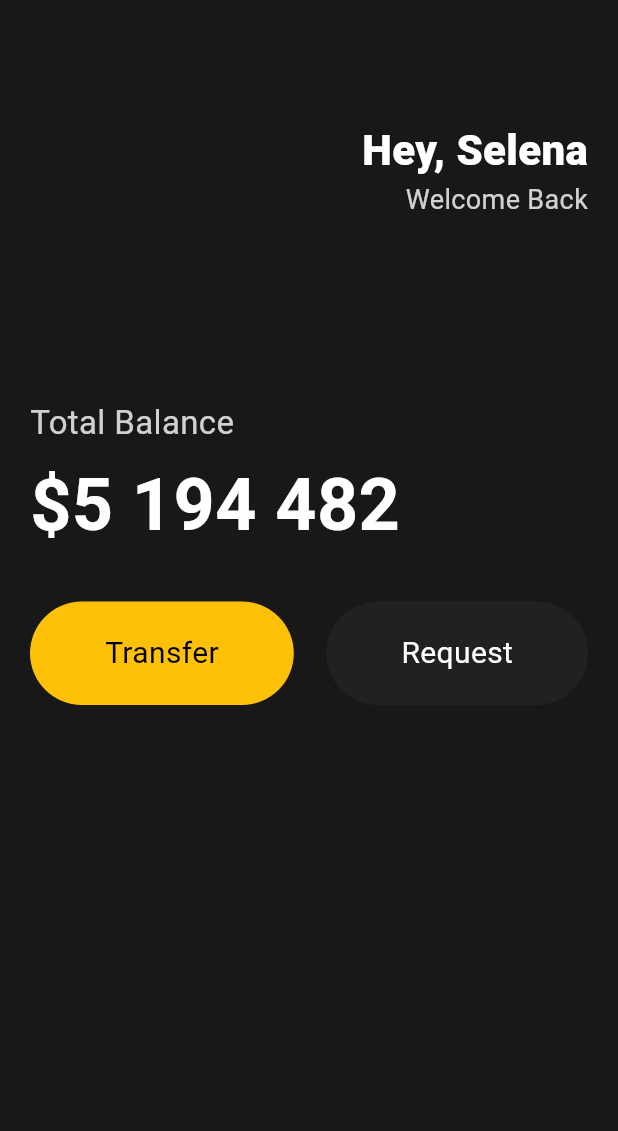
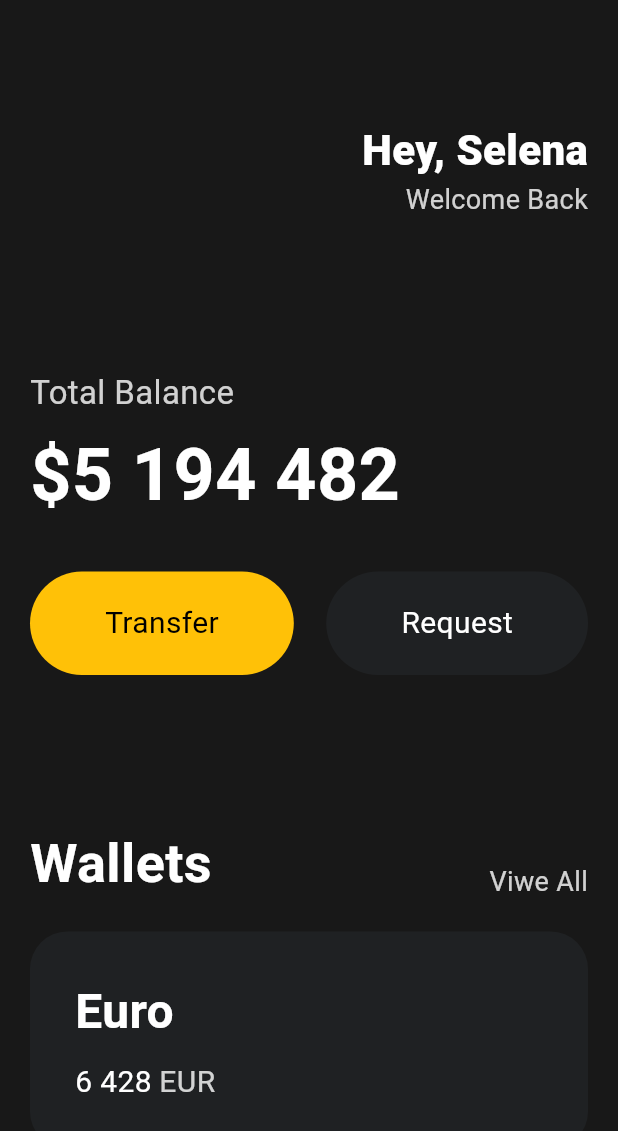
Before and after one commit to dasvador/flutter_study, a Flutter app: the screen it shows after launch, on a phone screen of 412 x 824 dp. Shown: the top 1131 px of the screen. Run offline on Flutter 3.47's test engine with Material 3 defaults, Android fonts, the phone set to English and light mode, and no system bars.

Commit message:
feat: cards implements

```diff
--- a/lib/main.dart
+++ b/lib/main.dart
@@ -45,7 +45,7 @@ class MyApp extends StatelessWidget {
                   ],
                 ),
                 const SizedBox(
-                  height: 120,
+                  height: 100,
                 ),
                 Text(
                   'Total Balance',
@@ -70,19 +70,93 @@ class MyApp extends StatelessWidget {
                 ),
                 Row(
                   mainAxisAlignment: MainAxisAlignment.spaceBetween,
-                  children: [
-                    const Button(
+                  children: const [
+                    Button(
                       text: 'Transfer',
                       bgColor: Colors.amber,
                       textColor: Colors.black,
                     ),
-                    const Button(
+                    Button(
                       text: 'Request',
                       bgColor: const Color(0xFF1F2123),
                       textColor: Colors.white,
                     ),
                   ],
-                )
+                ),
+                SizedBox(
+                  height: 100,
+                ),
+                Row(
+                  crossAxisAlignment: CrossAxisAlignment.end,
+                  mainAxisAlignment: MainAxisAlignment.spaceBetween,
+                  children: [
+                    Text(
+                      'Wallets',
+                      style: TextStyle(
+                          color: Colors.white,
+                          fontSize: 36,
+                          fontWeight: FontWeight.w600),
+                    ),
+                    Text(
+                      'Viwe All',
+                      style: TextStyle(
+                        color: Colors.white.withOpacity(0.8),
+                        fontSize: 18,
+                      ),
+                    )
+                  ],
+                ),
+                SizedBox(
+                  height: 20,
+                ),
+                Container(
+                  decoration: BoxDecoration(
+                    color: const Color(0xFF1F2123),
+                    borderRadius: BorderRadius.circular(25),
+                  ),
+                  child: Padding(
+                    padding: const EdgeInsets.all(
+                      30,
+                    ),
+                    child: Row(
+                      children: [
+                        Column(
+                          crossAxisAlignment: CrossAxisAlignment.start,
+                          children: [
+                            Text(
+                              'Euro',
+                              style: TextStyle(
+                                color: Colors.white,
+                                fontSize: 32,
+                                fontWeight: FontWeight.w600,
+                              ),
+                            ),
+                            SizedBox(
+                              height: 10,
+                            ),
+                            Row(
+                              children: [
+                                Text('6 428',
+                                    style: TextStyle(
+                                      color: Colors.white,
+                                      fontSize: 20,
+                                    )),
+                                SizedBox(
+                                  width: 5,
+                                ),
+                                Text('EUR',
+                                    style: TextStyle(
+                                      color: Colors.white.withOpacity(0.8),
+                                      fontSize: 20,
+                                    )),
+                              ],
+                            ),
+                          ],
+                        ),
+                      ],
+                    ),
+                  ),
+                ),
               ],
             ),
           )),
```
